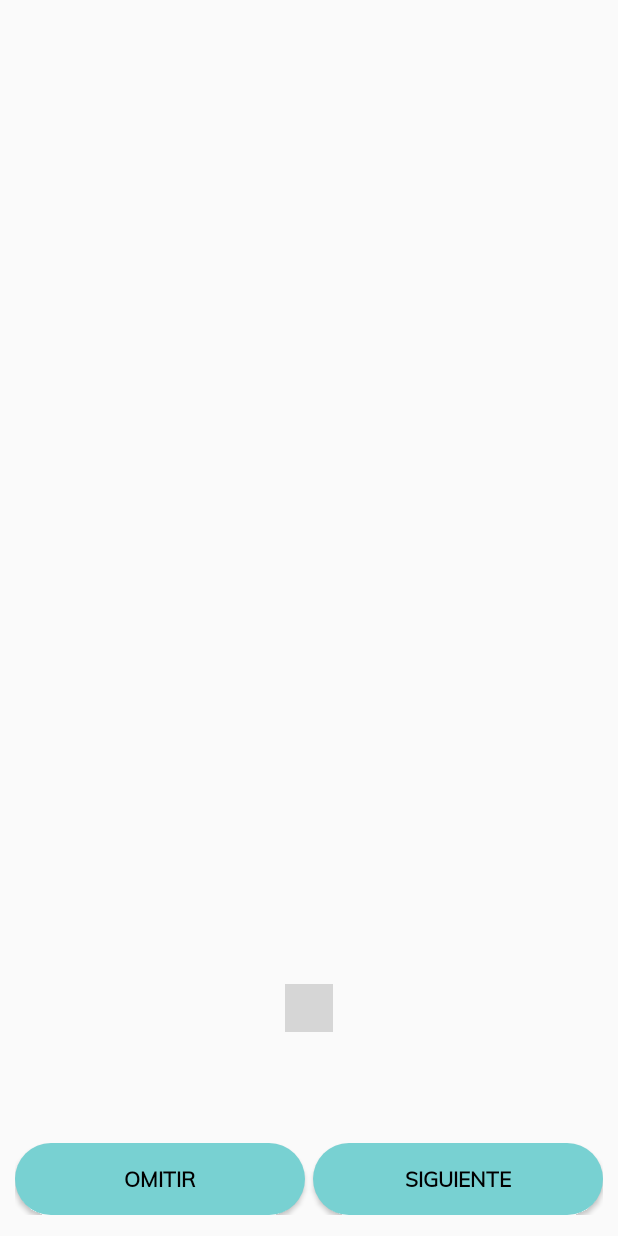
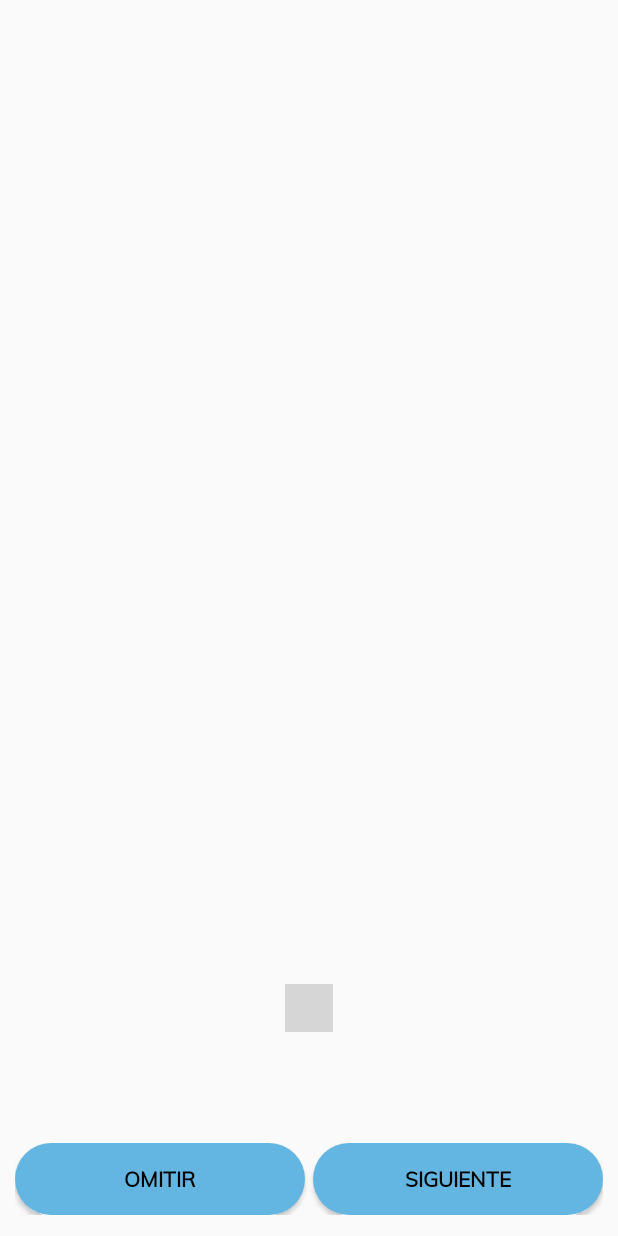
Before and after one commit to evivar/CharmAppTFG, an Android app: the layout activity_on_boarding.xml on its own in the app's theme, with its tools: preview values and no code run, on a phone screen of 412 x 824 dp. Run offline under Robolectric (Android 15) with nearby library versions, the phone set to English and light mode, and no system bars; plain views replace SmartTabLayout; grey boxes are pictures that could not be loaded.

Commit message:
Colores cambiados a los botones y a los fondos de pantalla Nueva imagen en drawable/background.png con el color de fondo nuevo

```diff
--- a/app/src/main/res/drawable/roundedbutton.xml
+++ b/app/src/main/res/drawable/roundedbutton.xml
@@ -1,7 +1,7 @@
 <?xml version="1.0" encoding="utf-8"?>
 <shape xmlns:android="http://schemas.android.com/apk/res/android"
     android:shape="rectangle">
-    <solid android:color="#78D1D2" />
+    <solid android:color="#63B6E2" />
     <corners android:bottomRightRadius="30dp"
         android:bottomLeftRadius="30dp"
         android:topRightRadius="30dp"
--- a/app/src/main/res/layout/activity_on_boarding.xml
+++ b/app/src/main/res/layout/activity_on_boarding.xml
@@ -31,7 +31,7 @@
         app:layout_constraintStart_toStartOf="parent"
         app:layout_constraintTop_toTopOf="@+id/viewPagerOnBoarding"
         app:stl_dividerThickness="0dp"
-        app:stl_indicatorColor="@color/colorPrimaryDark" />
+        app:stl_indicatorColor="#63B6E2" />
 
     <LinearLayout
         android:id="@+id/botonesLayout"
--- a/app/src/main/res/layout/fragment_on_boarding_welcome.xml
+++ b/app/src/main/res/layout/fragment_on_boarding_welcome.xml
@@ -5,7 +5,6 @@
     android:id="@+id/frameLayout"
     android:layout_width="match_parent"
     android:layout_height="match_parent"
-    android:background="@drawable/background"
     tools:context=".presentation.fragments.onBoardingFragments.OnBoardingWelcomeFragment">
 
     <TextView
@@ -13,12 +12,14 @@
         android:layout_width="0dp"
         android:layout_height="wrap_content"
         android:fontFamily="@font/muli"
+        android:maxLines="3"
         android:text="@string/fragment_on_boarding_welcome_welcomeTxtOnBoarding_text"
         android:textAlignment="center"
         android:textAllCaps="false"
-        android:textColor="#ffffff"
+        android:textColor="#63B6E2"
         android:textSize="74sp"
         android:textStyle="bold"
+        app:autoSizeMinTextSize="30sp"
         app:layout_constraintBottom_toBottomOf="parent"
         app:layout_constraintEnd_toEndOf="parent"
         app:layout_constraintStart_toStartOf="parent"
--- a/app/src/main/res/values/string_layouts.xml
+++ b/app/src/main/res/values/string_layouts.xml
@@ -163,7 +163,7 @@
     <string name="fragment_on_boarding_index_IndexDescriptionTxtOnBoarding_text">Esta es la pantalla principal. Desde aquí podrás acceder a todas las funciones de la aplicación</string>
     <string name="fragment_on_boarding_profile_ProfileDescriptionTxtOnBoarding_text">Aquí podrás ver la información de tu perfil y modificar la contraseña</string>
     <string name="fragment_on_boarding_profile_ProfileTxtOnBoarding_text">Información del usuario</string>
-    <string name="fragment_on_boarding_welcome_welcomeTxtOnBoarding_text">Bienvenido a CHARM</string>
+    <string name="fragment_on_boarding_welcome_welcomeTxtOnBoarding_text">Bienvenido a CharmApp</string>
     <string name="fragment_pain_quality_cualidadDelDolorLbl_painQuality_text">Cualidad del dolor</string>
     <string name="fragment_pain_quality_locationLbl_painQuality_text">Localización del dolor</string>
     <string name="fragment_pain_quality_locationRightRButton_painQuality_text">Hemicraneal derecho</string>
```
Also changed, not shown: 1 other file.
